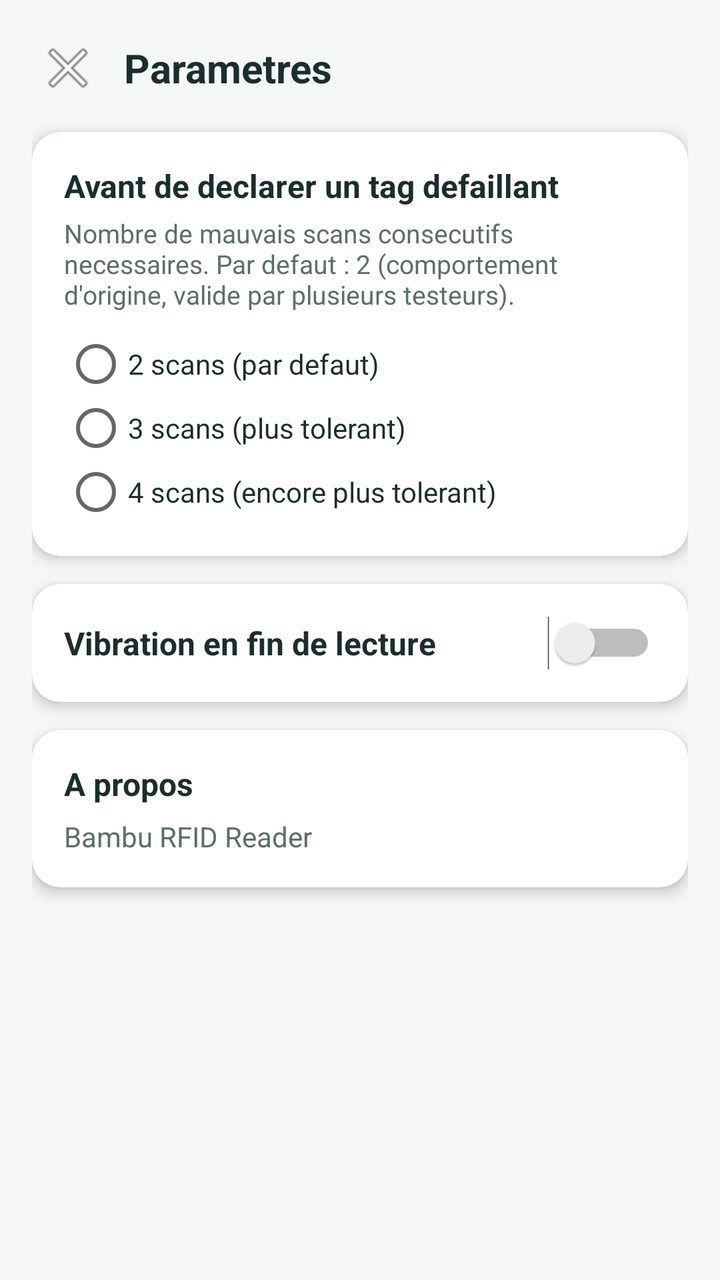
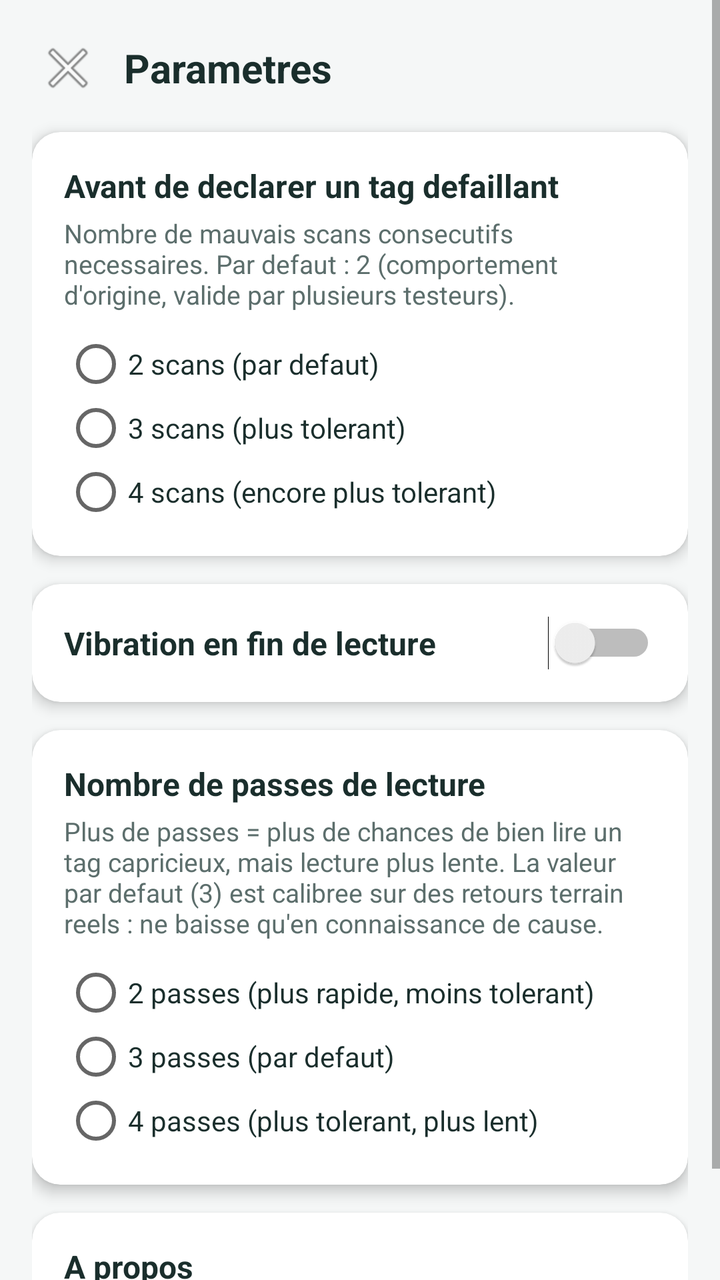

Compare the two renders of this Android layout. The source of the first and the diff that turns it into the second are given below.
<!-- AndroidManifest.xml: application theme Theme.AppCompat.DayNight.NoActionBar -->
<!-- res/layout/activity_settings.xml -->
<?xml version="1.0" encoding="utf-8"?>
<ScrollView xmlns:android="http://schemas.android.com/apk/res/android"
    xmlns:app="http://schemas.android.com/apk/res-auto"
    android:layout_width="match_parent"
    android:layout_height="match_parent"
    android:background="@color/fond_clair"
    android:fillViewport="true">

    <LinearLayout
        android:layout_width="match_parent"
        android:layout_height="wrap_content"
        android:orientation="vertical"
        android:padding="16dp">

        <LinearLayout
            android:layout_width="match_parent"
            android:layout_height="wrap_content"
            android:orientation="horizontal"
            android:gravity="center_vertical"
            android:paddingBottom="14dp">

            <ImageButton
                android:id="@+id/btnRetour"
                android:layout_width="36dp"
                android:layout_height="36dp"
                android:background="@android:color/transparent"
                android:src="@android:drawable/ic_menu_close_clear_cancel"
                android:contentDescription="Retour" />

            <TextView
                android:layout_width="wrap_content"
                android:layout_height="wrap_content"
                android:layout_marginStart="10dp"
                android:text="Parametres"
                android:textSize="20sp"
                android:textStyle="bold"
                android:textColor="@color/texte_principal" />
        </LinearLayout>

        
        <androidx.cardview.widget.CardView
            android:layout_width="match_parent"
            android:layout_height="wrap_content"
            android:layout_marginBottom="14dp"
            app:cardCornerRadius="14dp"
            app:cardElevation="4dp"
            app:cardBackgroundColor="@color/carte_blanc">

            <LinearLayout
                android:layout_width="match_parent"
                android:layout_height="wrap_content"
                android:orientation="vertical"
                android:padding="16dp">

                <TextView
                    android:layout_width="wrap_content"
                    android:layout_height="wrap_content"
                    android:text="Avant de declarer un tag defaillant"
                    android:textColor="@color/texte_principal"
                    android:textSize="16sp"
                    android:textStyle="bold" />

                <TextView
                    android:layout_width="wrap_content"
                    android:layout_height="wrap_content"
                    android:layout_marginTop="4dp"
                    android:text="Nombre de mauvais scans consecutifs necessaires. Par defaut : 2 (comportement d'origine, valide par plusieurs testeurs)."
                    android:textColor="@color/texte_secondaire"
                    android:textSize="13sp" />

                <RadioGroup
                    android:id="@+id/groupeSeuilDefaillant"
                    android:layout_width="match_parent"
                    android:layout_height="wrap_content"
                    android:layout_marginTop="10dp">

                    <RadioButton
                        android:id="@+id/optionSeuil2"
                        android:layout_width="match_parent"
                        android:layout_height="wrap_content"
                        android:textColor="@color/texte_principal"
                        android:text="2 scans (par defaut)" />

                    <RadioButton
                        android:id="@+id/optionSeuil3"
                        android:layout_width="match_parent"
                        android:layout_height="wrap_content"
                        android:textColor="@color/texte_principal"
                        android:text="3 scans (plus tolerant)" />

                    <RadioButton
                        android:id="@+id/optionSeuil4"
                        android:layout_width="match_parent"
                        android:layout_height="wrap_content"
                        android:textColor="@color/texte_principal"
                        android:text="4 scans (encore plus tolerant)" />

                </RadioGroup>

            </LinearLayout>

        </androidx.cardview.widget.CardView>

        
        <androidx.cardview.widget.CardView
            android:layout_width="match_parent"
            android:layout_height="wrap_content"
            android:layout_marginBottom="14dp"
            app:cardCornerRadius="14dp"
            app:cardElevation="4dp"
            app:cardBackgroundColor="@color/carte_blanc">

            <LinearLayout
                android:layout_width="match_parent"
                android:layout_height="wrap_content"
                android:orientation="horizontal"
                android:gravity="center_vertical"
                android:padding="16dp">

                <TextView
                    android:layout_width="0dp"
                    android:layout_height="wrap_content"
                    android:layout_weight="1"
                    android:text="Vibration en fin de lecture"
                    android:textColor="@color/texte_principal"
                    android:textSize="16sp"
                    android:textStyle="bold" />

                <Switch
                    android:id="@+id/interrupteurVibration"
                    android:layout_width="wrap_content"
                    android:layout_height="wrap_content" />

            </LinearLayout>

        </androidx.cardview.widget.CardView>

        
        <androidx.cardview.widget.CardView
            android:layout_width="match_parent"
            android:layout_height="wrap_content"
            app:cardCornerRadius="14dp"
            app:cardElevation="4dp"
            app:cardBackgroundColor="@color/carte_blanc">

            <LinearLayout
                android:layout_width="match_parent"
                android:layout_height="wrap_content"
                android:orientation="vertical"
                android:padding="16dp">

                <TextView
                    android:layout_width="wrap_content"
                    android:layout_height="wrap_content"
                    android:text="A propos"
                    android:textColor="@color/texte_principal"
                    android:textSize="16sp"
                    android:textStyle="bold" />

                <TextView
                    android:id="@+id/texteVersion"
                    android:layout_width="wrap_content"
                    android:layout_height="wrap_content"
                    android:layout_marginTop="6dp"
                    android:text="Bambu RFID Reader"
                    android:textColor="@color/texte_secondaire"
                    android:textSize="14sp" />

            </LinearLayout>

        </androidx.cardview.widget.CardView>

    </LinearLayout>

</ScrollView>
<!-- resources referenced by this layout -->
<resources>
  <color name="carte_blanc">#FFFFFF</color>
  <color name="fond_clair">#F5F7F7</color>
  <color name="texte_principal">#1A2E2C</color>
  <color name="texte_secondaire">#5C6E6C</color>
</resources>

<!-- the commit's change to res/layout/activity_settings.xml (unified diff, before → after) -->
@@ -139,6 +139,70 @@
         <androidx.cardview.widget.CardView
             android:layout_width="match_parent"
             android:layout_height="wrap_content"
+            android:layout_marginBottom="14dp"
+            app:cardCornerRadius="14dp"
+            app:cardElevation="4dp"
+            app:cardBackgroundColor="@color/carte_blanc">
+
+            <LinearLayout
+                android:layout_width="match_parent"
+                android:layout_height="wrap_content"
+                android:orientation="vertical"
+                android:padding="16dp">
+
+                <TextView
+                    android:layout_width="wrap_content"
+                    android:layout_height="wrap_content"
+                    android:text="Nombre de passes de lecture"
+                    android:textColor="@color/texte_principal"
+                    android:textSize="16sp"
+                    android:textStyle="bold" />
+
+                <TextView
+                    android:layout_width="wrap_content"
+                    android:layout_height="wrap_content"
+                    android:layout_marginTop="4dp"
+                    android:text="Plus de passes = plus de chances de bien lire un tag capricieux, mais lecture plus lente. La valeur par defaut (3) est calibree sur des retours terrain reels : ne baisse qu'en connaissance de cause."
+                    android:textColor="@color/texte_secondaire"
+                    android:textSize="13sp" />
+
+                <RadioGroup
+                    android:id="@+id/groupeMaxPasses"
+                    android:layout_width="match_parent"
+                    android:layout_height="wrap_content"
+                    android:layout_marginTop="10dp">
+
+                    <RadioButton
+                        android:id="@+id/optionPasses2"
+                        android:layout_width="match_parent"
+                        android:layout_height="wrap_content"
+                        android:textColor="@color/texte_principal"
+                        android:text="2 passes (plus rapide, moins tolerant)" />
+
+                    <RadioButton
+                        android:id="@+id/optionPasses3"
+                        android:layout_width="match_parent"
+                        android:layout_height="wrap_content"
+                        android:textColor="@color/texte_principal"
+                        android:text="3 passes (par defaut)" />
+
+                    <RadioButton
+                        android:id="@+id/optionPasses4"
+                        android:layout_width="match_parent"
+                        android:layout_height="wrap_content"
+                        android:textColor="@color/texte_principal"
+                        android:text="4 passes (plus tolerant, plus lent)" />
+
+                </RadioGroup>
+
+            </LinearLayout>
+
+        </androidx.cardview.widget.CardView>
+
+        
+        <androidx.cardview.widget.CardView
+            android:layout_width="match_parent"
+            android:layout_height="wrap_content"
             app:cardCornerRadius="14dp"
             app:cardElevation="4dp"
             app:cardBackgroundColor="@color/carte_blanc">
